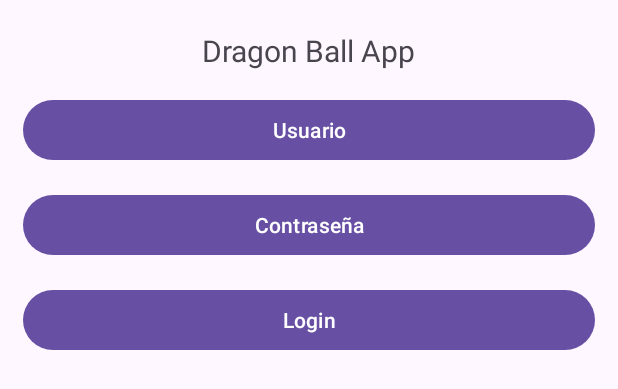
After one commit to Javier-MC81/DragonBallAndroid, an Android app: the layout constraint_layout.xml on its own in the app's theme, with its tools: preview values and no code run, on a phone screen of 412 x 824 dp. The commit adds this screen. Shown: the top 389 px of the screen. Run offline under Robolectric (Android 15) with nearby library versions, the phone set to English and light mode, and no system bars.

Commit message:
First commit

```diff
--- /dev/null
+++ b/app/src/main/res/layout-land/constraint_layout.xml
@@ -0,0 +1,50 @@
+<?xml version="1.0" encoding="utf-8"?>
+<androidx.constraintlayout.widget.ConstraintLayout xmlns:android="http://schemas.android.com/apk/res/android"
+    xmlns:app="http://schemas.android.com/apk/res-auto"
+    xmlns:tools="http://schemas.android.com/tools"
+    android:layout_width="match_parent"
+    android:layout_height="match_parent">
+
+    <TextView
+        android:id="@+id/textView2"
+        android:layout_width="wrap_content"
+        android:layout_height="wrap_content"
+        android:text="Dragon Ball App"
+        android:textSize="20dp"
+        android:layout_margin="20dp"
+        app:layout_constraintEnd_toEndOf="parent"
+        app:layout_constraintStart_toStartOf="parent"
+        app:layout_constraintTop_toTopOf="parent" />
+
+    <Button
+        android:id="@+id/button"
+        android:layout_width="0dp"
+        android:layout_height="wrap_content"
+        android:text="Usuario"
+        android:layout_margin="15dp"
+        app:layout_constraintBottom_toTopOf="@id/button2"
+        app:layout_constraintEnd_toStartOf="@id/button3"
+        app:layout_constraintStart_toStartOf="parent"
+        app:layout_constraintTop_toBottomOf="@+id/textView2" />
+
+    <Button
+        android:id="@+id/button2"
+        android:layout_width="0dp"
+        android:layout_height="wrap_content"
+        android:text="Contraseña"
+        android:layout_margin="15dp"
+        app:layout_constraintEnd_toStartOf="@id/button3"
+        app:layout_constraintStart_toStartOf="parent"
+        app:layout_constraintTop_toBottomOf="@+id/button" />
+
+    <Button
+        android:id="@+id/button3"
+        android:layout_width="100dp"
+        android:layout_height="0dp"
+        android:text="Login"
+        app:layout_constraintBottom_toBottomOf="@+id/button2"
+        app:layout_constraintEnd_toEndOf="parent"
+        app:layout_constraintHorizontal_bias="0.827"
+        app:layout_constraintStart_toEndOf="@+id/button2"
+        app:layout_constraintTop_toTopOf="@id/button"  />
+</androidx.constraintlayout.widget.ConstraintLayout>
--- /dev/null
+++ b/app/src/main/res/layout/constraint_layout.xml
@@ -0,0 +1,48 @@
+<?xml version="1.0" encoding="utf-8"?>
+<androidx.constraintlayout.widget.ConstraintLayout xmlns:android="http://schemas.android.com/apk/res/android"
+    xmlns:app="http://schemas.android.com/apk/res-auto"
+    xmlns:tools="http://schemas.android.com/tools"
+    android:layout_width="match_parent"
+    android:layout_height="match_parent">
+
+    <TextView
+        android:id="@+id/textView2"
+        android:layout_width="wrap_content"
+        android:layout_height="wrap_content"
+        android:text="Dragon Ball App"
+        android:textSize="20dp"
+        android:layout_margin="20dp"
+        app:layout_constraintEnd_toEndOf="parent"
+        app:layout_constraintStart_toStartOf="parent"
+        app:layout_constraintTop_toTopOf="parent" />
+
+    <Button
+        android:id="@+id/button"
+        android:layout_width="match_parent"
+        android:layout_height="wrap_content"
+        android:text="Usuario"
+        android:layout_margin="15dp"
+        app:layout_constraintEnd_toEndOf="parent"
+        app:layout_constraintStart_toStartOf="parent"
+        app:layout_constraintTop_toBottomOf="@+id/textView2" />
+
+    <Button
+        android:id="@+id/button2"
+        android:layout_width="match_parent"
+        android:layout_height="wrap_content"
+        android:text="Contraseña"
+        android:layout_margin="15dp"
+        app:layout_constraintEnd_toEndOf="parent"
+        app:layout_constraintStart_toStartOf="parent"
+        app:layout_constraintTop_toBottomOf="@+id/button" />
+
+    <Button
+        android:id="@+id/button3"
+        android:layout_width="match_parent"
+        android:layout_height="wrap_content"
+        android:text="Login"
+        android:layout_margin="15dp"
+        app:layout_constraintEnd_toEndOf="parent"
+        app:layout_constraintStart_toStartOf="parent"
+        app:layout_constraintTop_toBottomOf="@+id/button2" />
+</androidx.constraintlayout.widget.ConstraintLayout>
--- a/app/src/main/res/values/strings.xml
+++ b/app/src/main/res/values/strings.xml
@@ -1,3 +1,5 @@
 <resources>
     <string name="app_name">DragonBallAndroid</string>
+    <string name="title">DragonBall App</string>
+
 </resources>
```
Also changed, not shown: app/src/main/java/com/jmoreno/dragonballandroid/MainActivity.kt (+38 -0 lines), app/src/main/res/layout-land/activity_main.xml (added, +60 -0 lines), app/src/main/res/layout/activity_main.xml (+41 -4 lines), app/src/main/res/font/mustachio.ttf (added), 3 other files.
